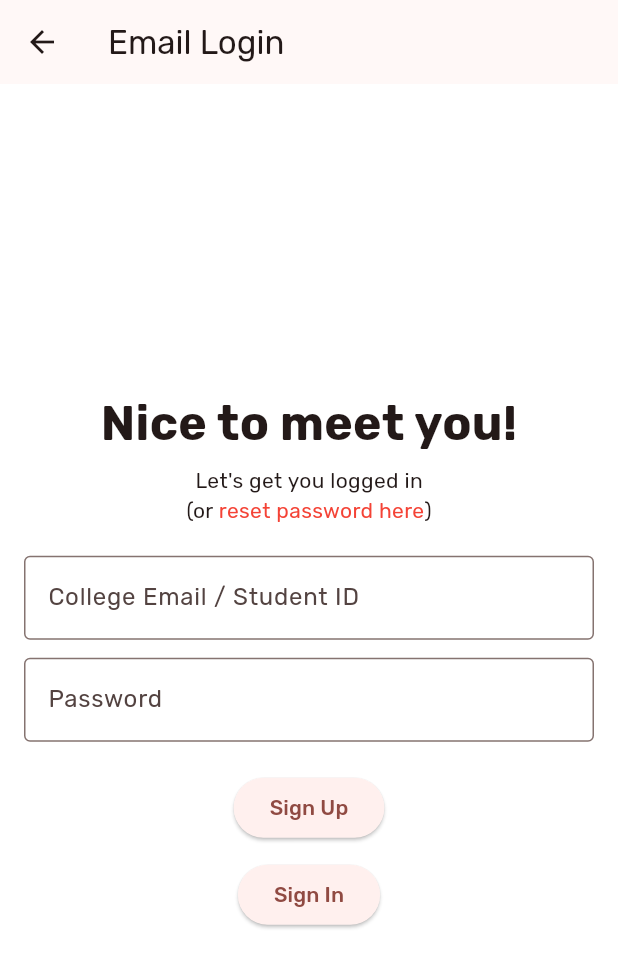
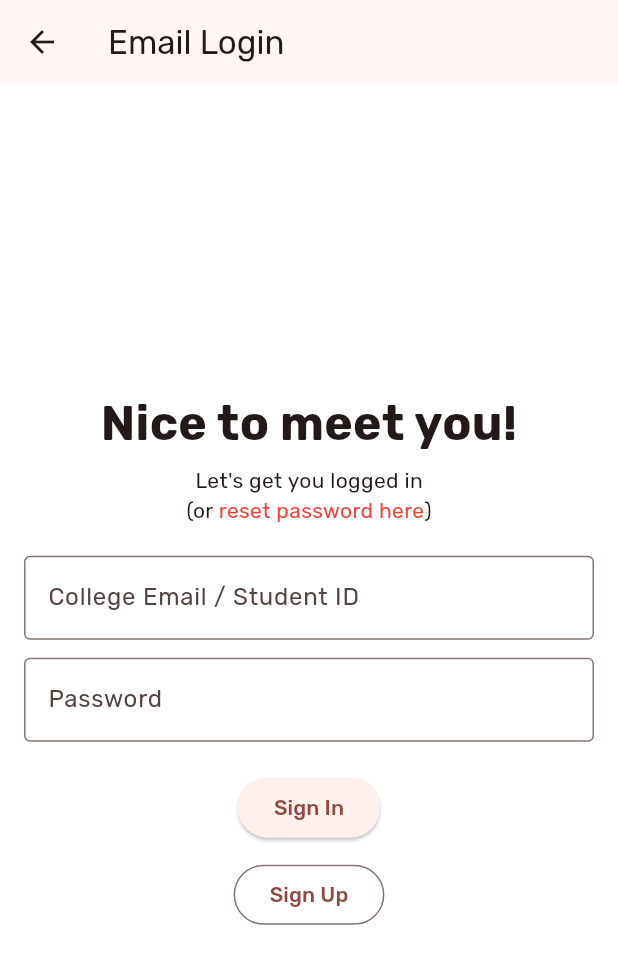
Before and after one commit to Dragon863/myrunshaw, a Flutter app: the EmailPage screen opened directly, on a phone screen of 412 x 824 dp. Shown: the top 968 px of the screen. Run offline on Flutter 3.47's test engine with Material 3 defaults, Android fonts, the phone set to English and light mode, and no system bars; our stand-ins replace appwrite, cached_network_image, dropdown_button2, flutter_cache_manager, flutter_slider_drawer, google_fonts and 5 more; missing offline and left inert: aptabase_flutter, crop_your_image, flutter_image_map, icalendar_parser, mobile_scanner, onesignal_flutter; accounts and stored records are empty.

Commit message:
1.3.4 - Dark mode improvements, UI enhancements

```diff
--- a/lib/main.dart
+++ b/lib/main.dart
@@ -119,6 +119,17 @@ class BaseApp extends StatelessWidget {
               Theme.of(context).textTheme,
             ),
             scaffoldBackgroundColor: Colors.white,
+            snackBarTheme: SnackBarThemeData(
+              actionTextColor: Colors.red,
+              backgroundColor: Colors.grey[800],
+              contentTextStyle: GoogleFonts.rubik(color: Colors.white),
+              elevation: 20,
+              shape: RoundedRectangleBorder(
+                borderRadius: BorderRadius.circular(10),
+              ),
+              behavior: SnackBarBehavior.floating,
+              insetPadding: const EdgeInsets.all(10),
+            ),
           ),
           darkTheme: ThemeData(
             primarySwatch: Colors.red,
@@ -129,6 +140,17 @@ class BaseApp extends StatelessWidget {
               Theme.of(context).textTheme,
             ),
             scaffoldBackgroundColor: const Color(0xFF1E1E1E),
+            snackBarTheme: SnackBarThemeData(
+              actionTextColor: Colors.red,
+              backgroundColor: Colors.grey[800],
+              contentTextStyle: GoogleFonts.rubik(color: Colors.white),
+              elevation: 20,
+              shape: RoundedRectangleBorder(
+                borderRadius: BorderRadius.circular(10),
+              ),
+              behavior: SnackBarBehavior.floating,
+              insetPadding: const EdgeInsets.all(10),
+            ),
           ),
           home: SplashPage(
             nextRoute: nextRoute,
--- a/lib/pages/login/emailpage.dart
+++ b/lib/pages/login/emailpage.dart
@@ -8,6 +8,7 @@ import 'package:runshaw/pages/login/password_reset_login.dart';
 import 'package:runshaw/pages/main/main_view.dart';
 import 'package:runshaw/utils/api.dart';
 import 'package:runshaw/utils/logging.dart';
+import 'package:runshaw/utils/theme/theme_provider.dart';
 
 class EmailPage extends StatefulWidget {
   const EmailPage({super.key});
@@ -112,17 +113,11 @@ class _EmailPageState extends State<EmailPage> {
                   ),
                   const SizedBox(height: 20),
                   ElevatedButton(
-                    onPressed: () async {
-                      ScaffoldMessenger.of(context).showSnackBar(
-                        const SnackBar(
-                          content: Text("You can only sign up with a QR code"),
-                        ),
-                      );
-                    },
-                    child: const Text('Sign Up'),
-                  ),
-                  const SizedBox(height: 10),
-                  ElevatedButton(
+                    style: ElevatedButton.styleFrom(
+                      backgroundColor: context.read<ThemeProvider>().isDarkMode
+                          ? Colors.red
+                          : null,
+                    ),
                     onPressed: () async {
                       setState(() {
                         loading = true;
@@ -184,19 +179,49 @@ class _EmailPageState extends State<EmailPage> {
                       mainAxisSize: MainAxisSize.min,
                       mainAxisAlignment: MainAxisAlignment.center,
                       children: [
-                        const Text('Sign In'),
+                        Text(
+                          'Sign In',
+                          style: TextStyle(
+                            color: context.read<ThemeProvider>().isDarkMode
+                                ? Colors.white
+                                : null,
+                          ),
+                        ),
                         loading
                             ? const SizedBox(width: 10)
                             : const SizedBox.shrink(),
                         loading
-                            ? const SizedBox(
+                            ? SizedBox(
                                 width: 12,
                                 height: 12,
-                                child:
-                                    CircularProgressIndicator(strokeWidth: 3),
+                                child: CircularProgressIndicator(
+                                  strokeWidth: 3,
+                                  color:
+                                      context.read<ThemeProvider>().isLightMode
+                                          ? Colors.black
+                                          : Colors.white,
+                                ),
                               )
                             : const SizedBox.shrink(),
                       ],
+                    ),
+                  ),
+                  const SizedBox(height: 10),
+                  OutlinedButton(
+                    onPressed: () async {
+                      ScaffoldMessenger.of(context).showSnackBar(
+                        const SnackBar(
+                          content: Text("You can only sign up with a QR code"),
+                        ),
+                      );
+                    },
+                    child: Text(
+                      'Sign Up',
+                      style: TextStyle(
+                        color: context.read<ThemeProvider>().isDarkMode
+                            ? Colors.white
+                            : null,
+                      ),
                     ),
                   ),
                 ],
--- a/lib/pages/login/password_reset_login.dart
+++ b/lib/pages/login/password_reset_login.dart
@@ -127,7 +127,6 @@ class _PasswordResetLoginPageState extends State<PasswordResetLoginPage> {
                   children: [
                     const TextSpan(
                       text: 'Please email the following 8 digit code to ',
-                      style: TextStyle(color: Colors.black),
                     ),
                     TextSpan(
                       text: 'reset@runshaw.dino.icu',
@@ -140,7 +139,6 @@ class _PasswordResetLoginPageState extends State<PasswordResetLoginPage> {
                     const TextSpan(
                       text:
                           ' from your college email (this is important!) to verify your identity first:',
-                      style: TextStyle(color: Colors.black),
                     ),
                   ],
                 ),
--- a/lib/utils/theme/dark.dart
+++ b/lib/utils/theme/dark.dart
@@ -2,7 +2,7 @@ import 'package:flutter/material.dart';
 
 const ColorScheme darkColourScheme = ColorScheme(
   brightness: Brightness.dark,
-  surface: Color(0xFF121212),
+  surface: Color.fromARGB(255, 41, 41, 41),
   primary: Colors.red,
   secondary: Color(0xFFB39DDB),
   tertiary: Color(0xFF80CBC4),
--- a/pubspec.yaml
+++ b/pubspec.yaml
@@ -2,7 +2,7 @@ name: runshaw
 description: "My Runshaw mobile app"
 publish_to: "none" # Remove this line if you wish to publish to pub.dev
 
-version: 1.3.3+10
+version: 1.3.4+11
 
 environment:
   sdk: ^3.5.1
```
Also changed, not shown: lib/pages/login/stage1.dart (+11 -2 lines), lib/pages/main/main_helpers.dart (+43 -33 lines), lib/pages/main/subpages/buses/bus_list/bus_map_view.dart (+10 -1 lines), assets/img/student_id.png.
